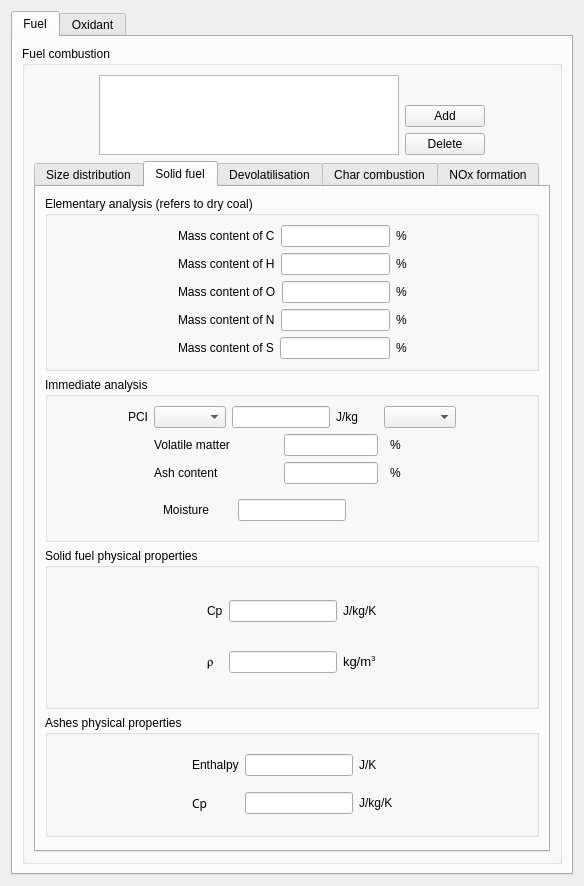
Qt form gui/Pages/CoalCombustionForm.ui (code-saturne/code_saturne) before a commit.
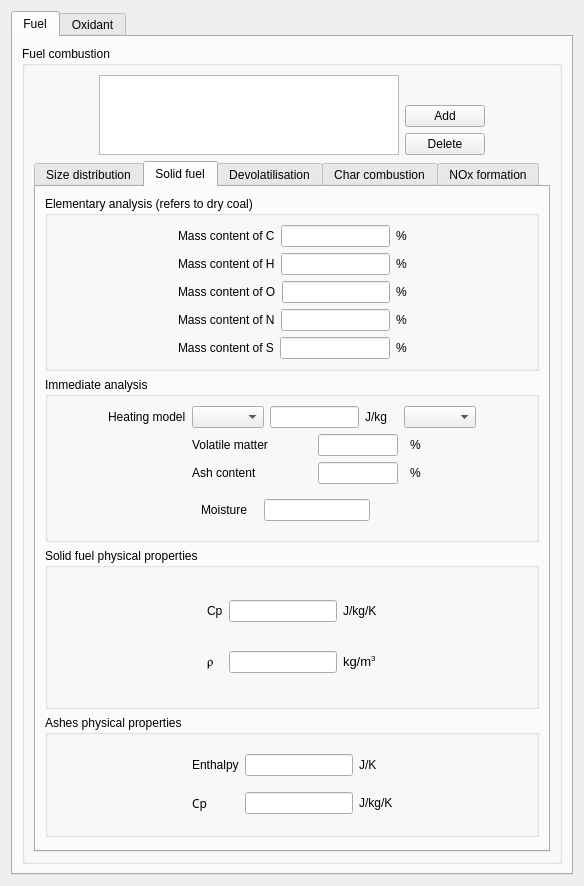
The same form after that commit. The open tabs and pages were chosen to show the change.

```diff
--- a/gui/Pages/CoalCombustionForm.ui
+++ b/gui/Pages/CoalCombustionForm.ui
@@ -510,7 +510,7 @@
                    <item row="0" column="0">
                     <widget class="QLabel" name="labelPCI">
                      <property name="text">
-                      <string>PCI</string>
+                      <string>Heating model</string>
                      </property>
                     </widget>
                    </item>
```
Left out of the diff: 2 changed lines with no effect on the pictures.
